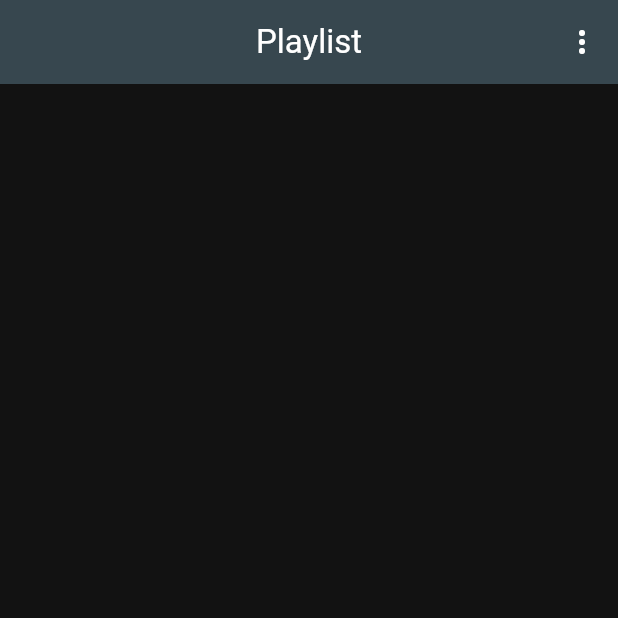
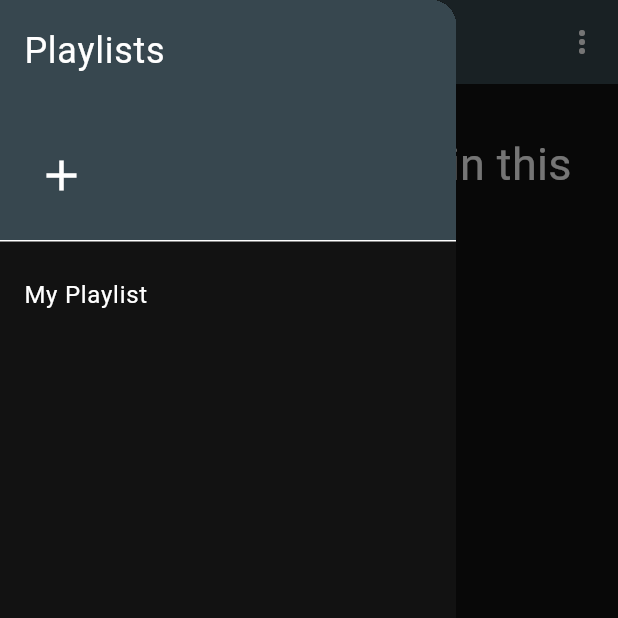
Before and after one commit to harsh116/Media_Mosaic, a Flutter app: the screen it shows after launch, with the side drawer open (before the commit the screen has no drawer), on a phone screen of 412 x 824 dp, the top half of it. Run offline on Flutter 3.47's test engine with Material 3 defaults, Android fonts, the phone set to English and light mode, and no system bars; our stand-ins replace file_picker, permission_handler; missing offline and left inert: flutter_in_app_pip, media_kit, media_kit_video; statements that could not run were skipped.

Commit message:
added ability to create multiple playlist

```diff
--- a/lib/VideoList/homepage.dart
+++ b/lib/VideoList/homepage.dart
@@ -19,10 +19,14 @@ import 'Overlays/delete_overlay.dart';
 import 'Overlays/EditOverlay/edit_overlay.dart';
 import 'Overlays/info_overlay.dart';
 import 'Overlays/yes_no_overlay.dart';
+import 'Overlays/input_overlay.dart';
 
 class MyHomePage extends StatefulWidget {
   const MyHomePage(
-      {super.key, required this.title, required this.playlistName});
+      {super.key,
+      required this.title,
+      required this.playlistName,
+      required this.setPlayListName});
 
   // This widget is the home page of your application. It is stateful, meaning
   // that it has a State object (defined below) that contains fields that affect
@@ -35,6 +39,7 @@ class MyHomePage extends StatefulWidget {
 
   final String title;
   final String playlistName;
+  final void Function(String) setPlayListName;
 
   @override
   State<MyHomePage> createState() => _MyHomePageState();
@@ -46,6 +51,8 @@ class _MyHomePageState extends State<MyHomePage> {
   List<ScreenArguments> videoDataList = [];
   ScreenArguments selectedVideoData = ScreenArguments("", vidPath: "");
 
+  List<String> playlistNames = <String>[];
+
   bool deleteMode = false;
   bool editMode = false;
   bool infoMode = false;
@@ -53,6 +60,7 @@ class _MyHomePageState extends State<MyHomePage> {
   bool isDeleteOverLay = false;
   bool isEditOverLay = false;
   bool isInfoOverLay = false;
+  bool isPlayListCreateOverlay = false;
 
   PopupMenuItem buildPopMenuItem(
       String title, IconData icondata, Function() onTap) {
@@ -132,7 +140,7 @@ class _MyHomePageState extends State<MyHomePage> {
   //   //
   // }
 
-  void initializeVideos() async {
+  Future<void> initializeVideos() async {
     // if (Platform.isAndroid) {
     //   await storagePermissions();
     //   ExternalFileManager efm = ExternalFileManager();
@@ -143,12 +151,41 @@ class _MyHomePageState extends State<MyHomePage> {
     // {
     FileManager fm = FileManager();
 
-    print('path: ${await fm.localPath}');
-    fm.createPlayListDirectories(widget.playlistName);
+    print(
+        'path: ${await fm.localPath},  playlistName : ${widget.playlistName}');
+    fm.createPlayListSubDirectories(widget.playlistName);
 
     videoDataList = await getvideoData(fm, widget.playlistName);
+
     setState(() => {});
     // }
+  }
+
+  Future<void> initializePlaylists() async {
+    FileManager fm = FileManager();
+    List<String> playLists_names = await fm.getPlayListNames();
+
+    // this will not store default playlist name or empty name
+    List<String> fixed_playLists_names = [];
+
+    for (String name in playLists_names) {
+      if (name == Constants.DEFAULT_PLAYLIST_NAME || name.isEmpty) {
+        continue;
+      }
+
+      fixed_playLists_names.add(name);
+    }
+
+    playlistNames = fixed_playLists_names;
+    print(fixed_playLists_names.toString());
+    setState(() => {});
+  }
+
+  Future<void> createPlaylist(String playlist_name) async {
+    FileManager fm = FileManager();
+    await fm.createPlayListDirectory(playlist_name);
+    initializePlaylists();
+    // setState(() => {});
   }
 
   @override
@@ -156,6 +193,7 @@ class _MyHomePageState extends State<MyHomePage> {
     ServicesBinding.instance.keyboard.addHandler(_onKey);
     // getPath();
     initializeVideos();
+    initializePlaylists();
     // print();
   }
 
@@ -337,6 +375,75 @@ class _MyHomePageState extends State<MyHomePage> {
                   ],
                 )
               ]),
+          drawer: Stack(
+            children: [
+              Drawer(
+                child: ListView(
+                  padding: EdgeInsets.zero,
+                  children: [
+                    // Text('Hey'),
+                    DrawerHeader(
+                      // padding: EdgeInsets.zero,
+                      decoration: BoxDecoration(
+                        color: Theme.of(context).colorScheme.primary,
+                      ),
+
+                      child: Column(
+                        crossAxisAlignment: CrossAxisAlignment.start,
+                        children: [
+                          Text(
+                            'Playlists',
+                            style: TextStyle(
+                              fontSize: 24,
+                            ),
+                          ),
+                          SizedBox(height: 40),
+                          IconButton(
+                              icon: Icon(
+                                Icons.add,
+                                size: 34,
+                              ),
+                              onPressed: () {
+                                isPlayListCreateOverlay = true;
+                                setState(() => {});
+                              }),
+                        ],
+                      ),
+                    ),
+
+                    ListTile(
+                      title: Text(Constants.DEFAULT_PLAYLIST_NAME),
+                      onTap: () {
+                        widget.setPlayListName(Constants.DEFAULT_PLAYLIST_NAME);
+                        initializeVideos();
+                      },
+                    ),
+
+                    for (String name in playlistNames)
+                      ListTile(
+                        title: Text(name),
+                        onTap: () {
+                          widget.setPlayListName(name);
+                          initializeVideos();
+                        },
+                      ),
+                  ],
+                ),
+              ),
+              isPlayListCreateOverlay
+                  ? InputOverlay(
+                      confirmAction: (String input, bool isaction) {
+                        if (isaction) {
+                          createPlaylist(input);
+                        }
+                        isPlayListCreateOverlay = false;
+                        setState(() => {});
+                      },
+                      message: 'Type the playlist name to add',
+                    )
+                  : Container(),
+            ],
+          ),
           body: SingleChildScrollView(
             scrollDirection: Axis.horizontal,
             child: Center(
@@ -361,12 +468,13 @@ class _MyHomePageState extends State<MyHomePage> {
                   // ),import './video_page_full_screen.dart';
                   child: SingleChildScrollView(
                     child: Center(
-                      child: Wrap(
+                      child: videoDataList.length > 0
+                          ? Wrap(
                               spacing: 40,
                               runSpacing: 20,
                               direction: Axis.horizontal,
                               crossAxisAlignment: WrapCrossAlignment.start,
-                        children: videoDataList!.map((videoData) {
+                              children: videoDataList.map((videoData) {
                                 return customCard.Card(
                                   title: videoData.title,
                                   arg: videoData,
@@ -379,13 +487,20 @@ class _MyHomePageState extends State<MyHomePage> {
                               //         title: 'Numb ${i + 1}',
                               //         onClickVideo: openVideo),
                               // ],
-                      ),
+                            )
+                          : Container(
+                              child:
+                                  Text('No videos added yet in this playlist',
+                                      style: TextStyle(
+                                        fontSize: 30,
+                                      ))),
                     ),
                   )),
             ),
           ),
           // floatingActionButton: FloatingActionButton(
           //   onPressed: () {
+
           //     // if (ModalRoute.of(context)!.settings.name != null) {
           //     // print('currentRoute: ${ModalRoute.of(context)!.settings.name}');
           //     // setState(() => {});
--- a/lib/constants.dart
+++ b/lib/constants.dart
@@ -1,4 +1,5 @@
 double carWidth = 300.0;
 double videoIconSize = 32;
 double imageHeight = 200;
-final INTERNAL_STORGE_PATH = "storage/emulated/0";
+const String INTERNAL_STORGE_PATH = "storage/emulated/0";
+const String DEFAULT_PLAYLIST_NAME = "My Playlist";
--- a/lib/main.dart
+++ b/lib/main.dart
@@ -2,7 +2,10 @@ import 'package:flutter/material.dart';
 import 'package:media_kit/media_kit.dart';
 import 'package:flutter_in_app_pip/flutter_in_app_pip.dart';
 
-import 'VideoList/homepage.dart';
+// import 'VideoList/homepage.dart';
+import 'constants.dart' as Constants;
+import 'utils/utils.dart';
+import 'video_list_container.dart';
 // import './videopage.dart';
 
 // import './card.dart' as customCard;
@@ -56,16 +59,19 @@ class _MyAppState extends State<MyApp> {
         ),
         useMaterial3: true,
       ),
-      home: const MyHomePage(title: 'Playlist', playlistName: 'Linkin Park'),
-      // initialRoute: '/',
+      home: VideoListContainer(),
+
+      // initialRoute: '/${toAlphanumeric(Constants.DEFAULT_PLAYLIST_NAME)}',
       // routes: {
-      //   '/': (context) {
+      //   '/${toAlphanumeric(Constants.DEFAULT_PLAYLIST_NAME)}': (context) {
+      //     return const MyHomePage(
+      //         title: 'Playlist', playlistName: Constants.DEFAULT_PLAYLIST_NAME);
       //     // setState(() =>
-      //     homepageState = const MyHomePage(title: 'Playlist');
+      //     // homepageState = const MyHomePage(title: 'Playlist');
       //     // );
-      //     return homepageState!;
+      //     // return homepageState!;
       //   },
-      //   '/video': (context) => Videopage(homepageState: homepageState),
+      //   // '/video': (context) => Videopage(homepageState: homepageState),
       // },
     );
   }
--- /dev/null
+++ b/lib/video_list_container.dart
@@ -0,0 +1,30 @@
+import 'package:flutter/material.dart';
+
+import 'VideoList/homepage.dart';
+import 'constants.dart' as Constants;
+
+class VideoListContainer extends StatefulWidget {
+  @override
+  State<VideoListContainer> createState() => _VideoListContainerState();
+}
+
+class _VideoListContainerState extends State<VideoListContainer> {
+  String playlistName = Constants.DEFAULT_PLAYLIST_NAME;
+
+  void setPlayListName(String newPlaylistName) {
+    print('newplaylist name: $newPlaylistName');
+    playlistName = newPlaylistName;
+    setState(() => {});
+  }
+
+  @override
+  Widget build(BuildContext context) {
+    // TODO: implement build
+    return MyHomePage(
+      // title: 'Playlist', playlistName: Constants.DEFAULT_PLAYLIST_NAME),
+      title: playlistName,
+      playlistName: playlistName,
+      setPlayListName: setPlayListName,
+    );
+  }
+}
```
Also changed, not shown: lib/VideoList/Overlays/input_overlay.dart (added, +105 -0 lines), lib/utils/file_manager.dart (+19 -1 lines), lib/utils/utils.dart (+14 -0 lines). Lines whose indentation alone changed are shown as unchanged.
